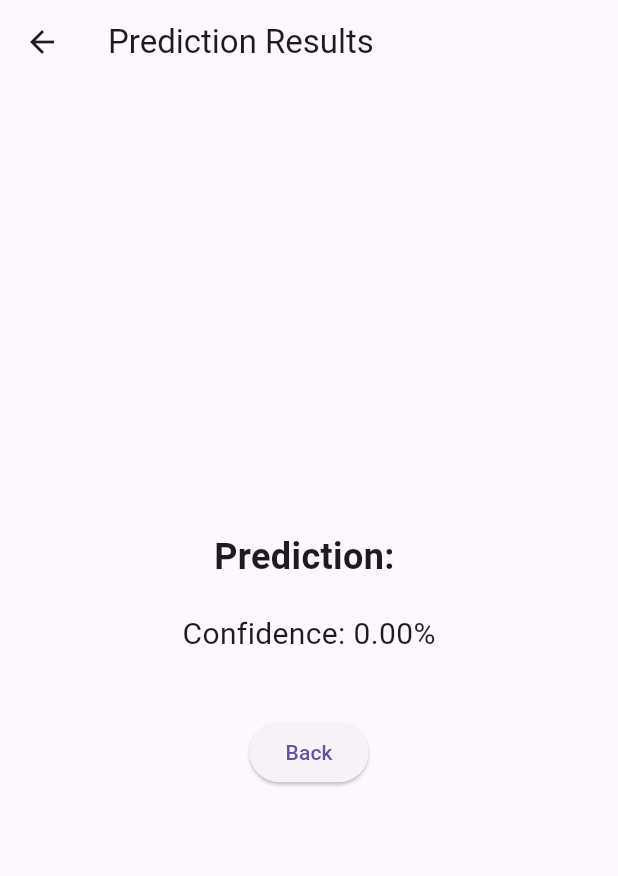
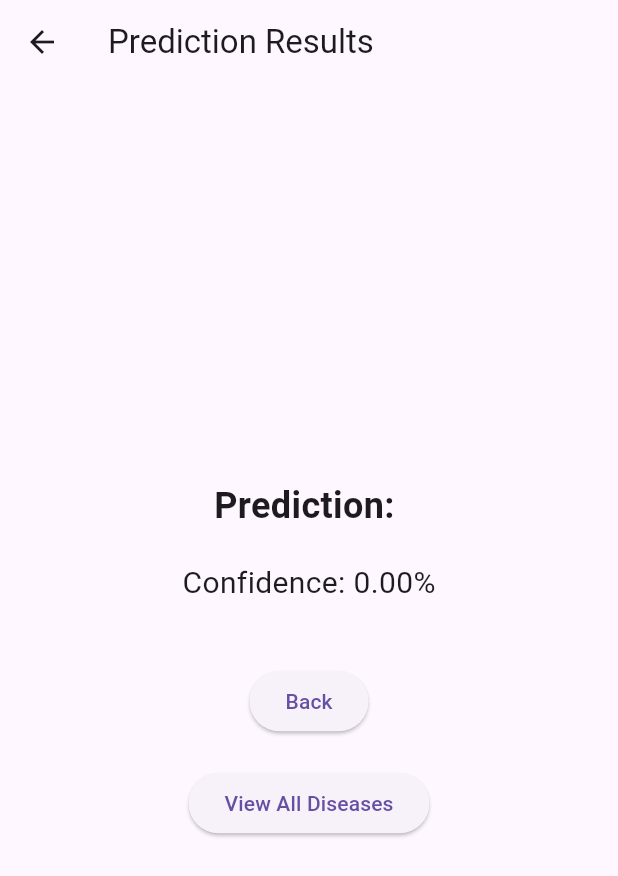
Before and after one commit to anupamavm/Tea-Leaf-Disease-Detector-App, a Flutter app: the ResultsPage screen opened directly with empty values, on a phone screen of 412 x 824 dp. Shown: the top 876 px of the screen. Run offline on Flutter 3.47's test engine with Material 3 defaults, Android fonts, the phone set to English and light mode, and no system bars; our stand-ins replace camera, connectivity_plus, flutter_markdown, geolocator, go_router, google_maps_flutter and 2 more; missing offline and left inert: flutter_tflite.

Commit message:
result page routing works properly

```diff
--- a/app/lib/features/scan/presentation/results.dart
+++ b/app/lib/features/scan/presentation/results.dart
@@ -1,10 +1,12 @@
 import 'package:flutter/material.dart';
+import 'package:go_router/go_router.dart';
 
 class ResultsPage extends StatelessWidget {
   final String result;
   final double confidence;
 
-  ResultsPage({required this.result, required this.confidence});
+  const ResultsPage({Key? key, required this.result, required this.confidence})
+      : super(key: key);
 
   @override
   Widget build(BuildContext context) {
@@ -34,6 +36,13 @@ class ResultsPage extends StatelessWidget {
                 },
                 child: Text("Back"),
               ),
+              SizedBox(height: 20),
+              ElevatedButton(
+                onPressed: () {
+                  context.go('/all_diseases'); // Navigate to All Diseases page
+                },
+                child: Text("View All Diseases"),
+              ),
             ],
           ),
         ),
```
Also changed, not shown: app/lib/core/routes/routes.dart (+22 -0 lines), app/lib/features/scan/domain/scan_utils.dart (+13 -20 lines).
